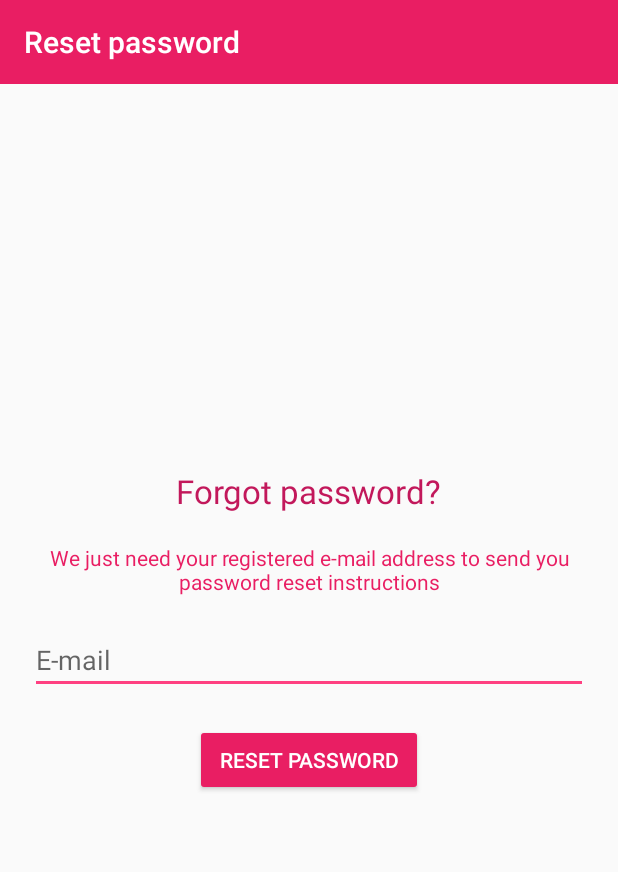
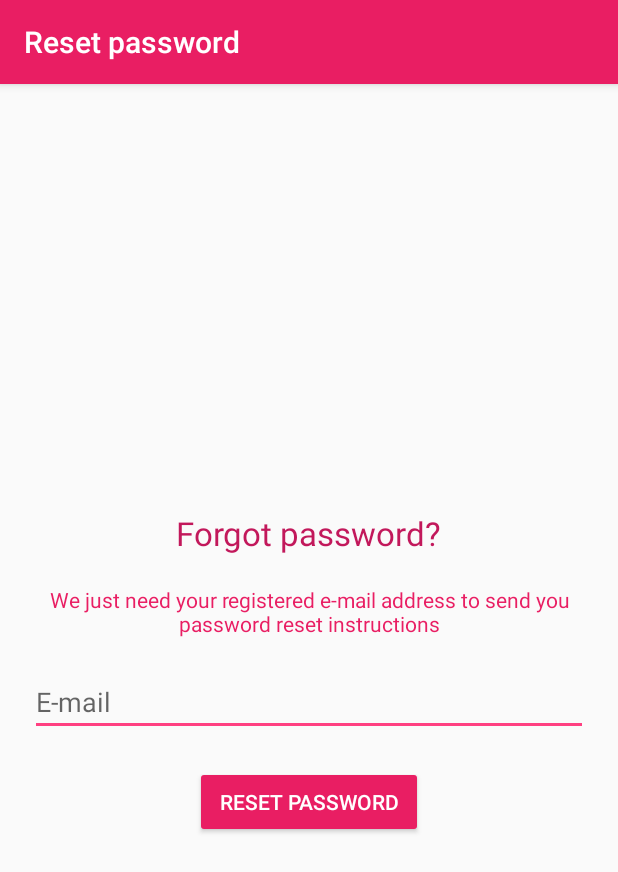
Before and after one commit to NataliiaPrivezentseva/XmasToys, an Android app: the ResetPasswordActivity screen opened directly, with no data from a screen before it, on a phone screen of 412 x 824 dp. Shown: the top 872 px of the screen. Run offline under Robolectric (Android 15) with nearby library versions, the phone set to English and light mode, and no system bars; our stand-ins replace Firebase (no records; nobody signed in at launch, a user with empty details on screens opened directly).

Commit message:
Fix bug: make clickable menu items for API19

```diff
--- a/app/src/main/java/com/example/asterisk/xmastoys/EmailLoginActivity.java
+++ b/app/src/main/java/com/example/asterisk/xmastoys/EmailLoginActivity.java
@@ -6,7 +6,6 @@ import android.os.Bundle;
 import android.support.annotation.NonNull;
 import android.support.annotation.Nullable;
 import android.support.v7.app.AppCompatActivity;
-import android.support.v7.widget.Toolbar;
 import android.text.TextUtils;
 import android.util.Log;
 import android.view.View;
@@ -35,10 +34,7 @@ public class EmailLoginActivity extends AppCompatActivity {
         super.onCreate(savedInstanceState);
         setContentView(R.layout.activity_email_login);
 
-        Toolbar myToolbar = findViewById(R.id.email_login_toolbar);
-        if (myToolbar != null) {
-            setSupportActionBar(myToolbar);
-        }
+        setTitle(R.string.sign_in_with_e_mail);
 
         progressDialog = new ProgressDialog(this);
 
--- a/app/src/main/java/com/example/asterisk/xmastoys/LoginChoiceActivity.java
+++ b/app/src/main/java/com/example/asterisk/xmastoys/LoginChoiceActivity.java
@@ -4,7 +4,6 @@ import android.content.Intent;
 import android.os.Bundle;
 import android.support.annotation.Nullable;
 import android.support.v7.app.AppCompatActivity;
-import android.support.v7.widget.Toolbar;
 import android.view.View;
 import android.widget.Button;
 
@@ -15,10 +14,7 @@ public class LoginChoiceActivity extends AppCompatActivity {
         super.onCreate(savedInstanceState);
         setContentView(R.layout.activity_login_choice);
 
-        Toolbar myToolbar = findViewById(R.id.login_choice_toolbar);
-        if (myToolbar != null) {
-            setSupportActionBar(myToolbar);
-        }
+        setTitle(R.string.login_choice);
 
         Button eMailButton = findViewById(R.id.email_button);
         Button phoneButton = findViewById(R.id.phone_button);
--- a/app/src/main/java/com/example/asterisk/xmastoys/MainActivity.java
+++ b/app/src/main/java/com/example/asterisk/xmastoys/MainActivity.java
@@ -43,11 +43,6 @@ public class MainActivity extends AppCompatActivity {
         } else {
             // Now we are setting the view for logged in user
             setContentView(R.layout.activity_main);
-
-            Toolbar myToolbar = findViewById(R.id.my_toolbar);
-            if (myToolbar != null) {
-                setSupportActionBar(myToolbar);
-            }
 
             // Get current user
             FirebaseUser user = auth.getCurrentUser();
--- a/app/src/main/java/com/example/asterisk/xmastoys/ResetPasswordActivity.java
+++ b/app/src/main/java/com/example/asterisk/xmastoys/ResetPasswordActivity.java
@@ -6,7 +6,6 @@ import android.os.Bundle;
 import android.support.annotation.NonNull;
 import android.support.annotation.Nullable;
 import android.support.v7.app.AppCompatActivity;
-import android.support.v7.widget.Toolbar;
 import android.text.TextUtils;
 import android.util.Log;
 import android.view.View;
@@ -31,10 +30,7 @@ public class ResetPasswordActivity extends AppCompatActivity {
         super.onCreate(savedInstanceState);
         setContentView(R.layout.activity_reset_password);
 
-        Toolbar myToolbar = findViewById(R.id.reset_password_toolbar);
-        if (myToolbar != null) {
-            setSupportActionBar(myToolbar);
-        }
+        setTitle(R.string.reset_password);
 
         progressDialog = new ProgressDialog(this);
 
--- a/app/src/main/res/layout/activity_reset_password.xml
+++ b/app/src/main/res/layout/activity_reset_password.xml
@@ -4,14 +4,6 @@
     xmlns:app="http://schemas.android.com/apk/res-auto"
     android:layout_width="match_parent"
     android:layout_height="match_parent">
-
-    <android.support.v7.widget.Toolbar
-        android:id="@+id/reset_password_toolbar"
-        android:layout_width="match_parent"
-        android:layout_height="?attr/actionBarSize"
-        android:background="?attr/colorPrimary"
-        android:theme="@style/AppThemeBar2"
-        app:popupTheme="@style/AppThemeBar2"/>
 
     <RelativeLayout
         android:layout_width="match_parent"
--- a/app/src/main/res/layout/item_cardview_toy.xml
+++ b/app/src/main/res/layout/item_cardview_toy.xml
@@ -4,14 +4,13 @@
     xmlns:android="http://schemas.android.com/apk/res/android"
     xmlns:tools="http://schemas.android.com/tools"
     xmlns:card_view="http://schemas.android.com/apk/res-auto"
-    xmlns:app="http://schemas.android.com/apk/res-auto"
 
     android:id="@+id/card_view"
     android:layout_width="match_parent"
     android:layout_height="wrap_content"
     android:layout_marginStart="@dimen/viewMargin"
     android:layout_marginEnd="@dimen/viewMargin"
-    android:layout_marginBottom="@dimen/viewMargin"
+    android:layout_marginTop="@dimen/viewMargin"
     android:clickable="true"
     android:focusable="true"
     android:foreground="?android:attr/selectableItemBackground"
--- a/app/src/main/res/values/styles.xml
+++ b/app/src/main/res/values/styles.xml
@@ -1,4 +1,12 @@
 <resources>
+
+    <!-- Main application theme with an ActionBar. -->
+    <style name="MainAppTheme" parent="@style/Theme.AppCompat.Light.DarkActionBar">
+        <item name="colorPrimary">@color/colorPrimary</item>
+        <item name="colorPrimaryDark">@color/colorPrimaryDark</item>
+        <item name="colorAccent">@color/colorAccent</item>
+        <item name="titleTextColor">@color/colorTextIcons</item>
+    </style>
 
     <!-- Base application theme without a title bar. -->
     <style name="AppThemeBar" parent="@style/Theme.AppCompat.Light.NoActionBar">
```
Also changed, not shown: app/src/main/AndroidManifest.xml (+4 -5 lines), app/src/main/java/com/example/asterisk/xmastoys/ManageToyActivity.java (+4 -8 lines), app/src/main/res/layout/activity_email_login.xml (+0 -8 lines), app/src/main/res/layout/activity_login_choice.xml (+0 -10 lines), app/src/main/res/layout/activity_main.xml (+1 -24 lines), app/src/main/res/layout/activity_manage_toy.xml (+0 -8 lines).
